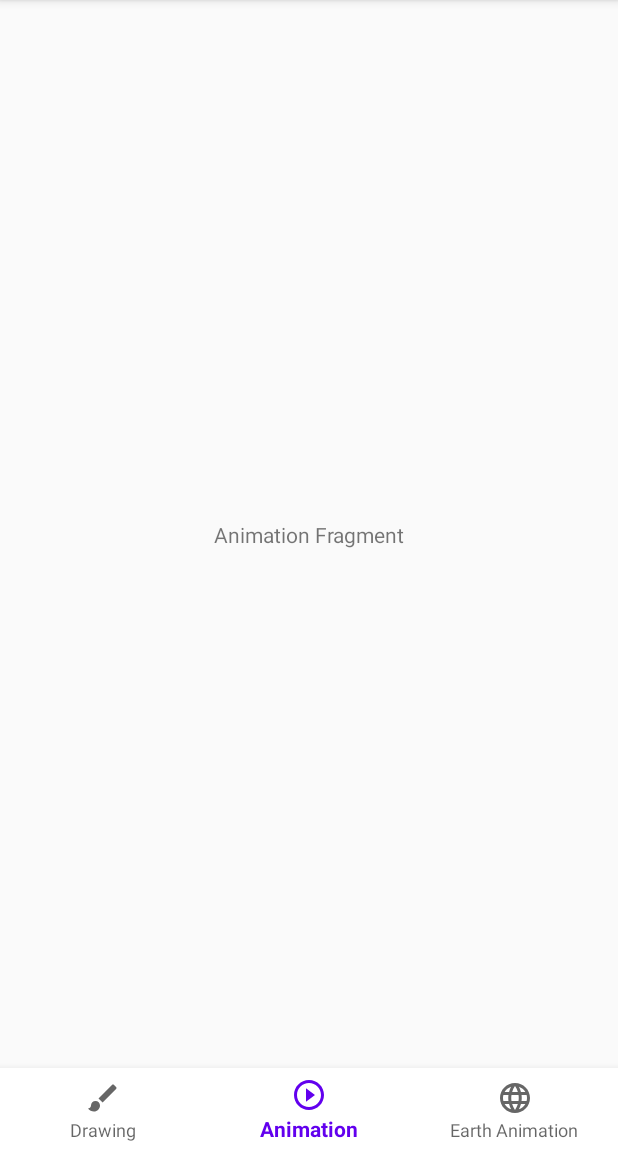
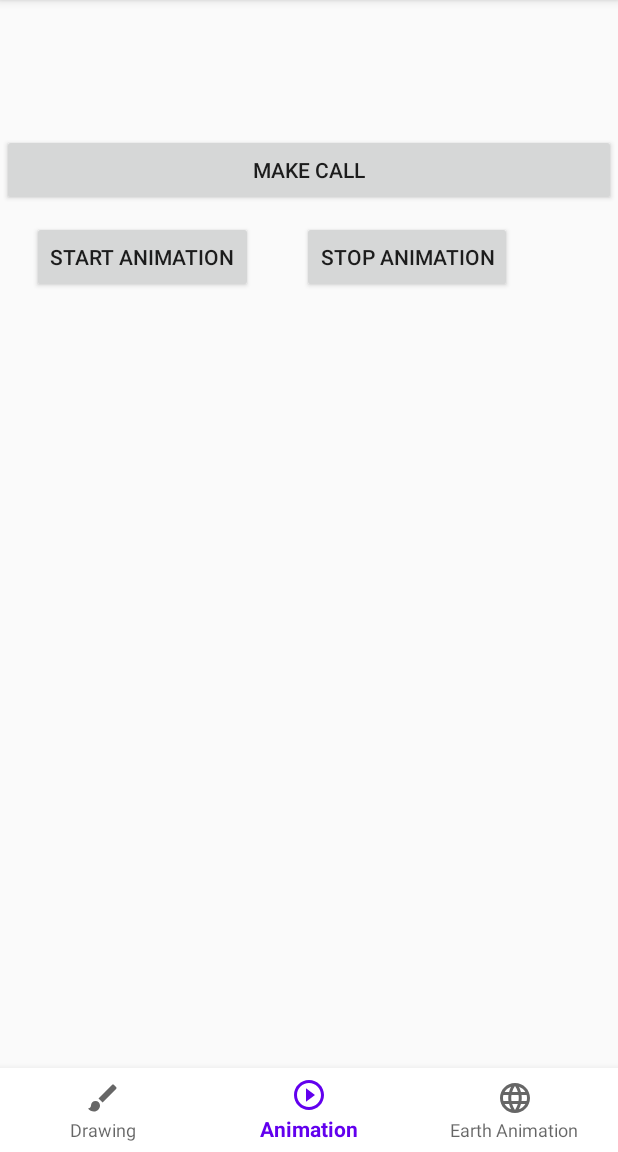
Before and after one commit to DhruvBandaria/DhruvLab3, an Android app: the BandariaFragment screen opened through its navigation route, on a phone screen of 412 x 824 dp, the part 84-1236 px from its top. Run offline under Robolectric (Android 15) with nearby library versions, the phone set to English and light mode, and no system bars; our stand-ins replace navigation-ui.

Commit message:
Added Framed Animation

```diff
--- a/app/src/main/AndroidManifest.xml
+++ b/app/src/main/AndroidManifest.xml
@@ -2,6 +2,7 @@
 <manifest xmlns:android="http://schemas.android.com/apk/res/android"
     package="dhruv.bandaria.s301102928">
 
+    <uses-permission android:name="android.permission.CALL_PHONE" />
     <application
         android:allowBackup="true"
         android:icon="@mipmap/ic_launcher"
--- a/app/src/main/java/dhruv/bandaria/s301102928/BandariaFragment.java
+++ b/app/src/main/java/dhruv/bandaria/s301102928/BandariaFragment.java
@@ -1,64 +1,90 @@
 package dhruv.bandaria.s301102928;
 
+import android.content.Intent;
+import android.graphics.drawable.AnimationDrawable;
+import android.graphics.drawable.BitmapDrawable;
+import android.net.Uri;
 import android.os.Bundle;
 
 import androidx.fragment.app.Fragment;
 
+import android.provider.ContactsContract;
 import android.view.LayoutInflater;
 import android.view.View;
 import android.view.ViewGroup;
+import android.widget.Button;
+import android.widget.ImageView;
 
-/**
- * A simple {@link Fragment} subclass.
- * Use the {@link BandariaFragment#newInstance} factory method to
- * create an instance of this fragment.
- */
 public class BandariaFragment extends Fragment {
 
-    // TODO: Rename parameter arguments, choose names that match
-    // the fragment initialization parameters, e.g. ARG_ITEM_NUMBER
-    private static final String ARG_PARAM1 = "param1";
-    private static final String ARG_PARAM2 = "param2";
-
-    // TODO: Rename and change types of parameters
-    private String mParam1;
-    private String mParam2;
-
-    public BandariaFragment() {
-        // Required empty public constructor
-    }
-
-    /**
-     * Use this factory method to create a new instance of
-     * this fragment using the provided parameters.
-     *
-     * @param param1 Parameter 1.
-     * @param param2 Parameter 2.
-     * @return A new instance of fragment BandariaFragment.
-     */
-    // TODO: Rename and change types and number of parameters
-    public static BandariaFragment newInstance(String param1, String param2) {
-        BandariaFragment fragment = new BandariaFragment();
-        Bundle args = new Bundle();
-        args.putString(ARG_PARAM1, param1);
-        args.putString(ARG_PARAM2, param2);
-        fragment.setArguments(args);
-        return fragment;
-    }
-
+    Button button,startAnimation,stopAnimation;
+    ImageView iv;
+    AnimationDrawable animationDrawable = null;
     @Override
     public void onCreate(Bundle savedInstanceState) {
         super.onCreate(savedInstanceState);
-        if (getArguments() != null) {
-            mParam1 = getArguments().getString(ARG_PARAM1);
-            mParam2 = getArguments().getString(ARG_PARAM2);
-        }
     }
 
     @Override
     public View onCreateView(LayoutInflater inflater, ViewGroup container,
                              Bundle savedInstanceState) {
-        // Inflate the layout for this fragment
-        return inflater.inflate(R.layout.fragment_bandaria, container, false);
+        View v=inflater.inflate(R.layout.fragment_bandaria, container, false);
+        button=v.findViewById(R.id.open_call);
+        startAnimation=v.findViewById(R.id.startFrameAnimation);
+        stopAnimation=v.findViewById(R.id.stopFrameAnimation);
+
+        button.setOnClickListener(new View.OnClickListener() {
+            @Override
+            public void onClick(View v) {
+                String phone = "+34666777888";
+                Intent intent = new Intent(Intent.ACTION_DIAL, Uri.fromParts("tel", phone, null));
+                startActivity(intent);
+            }
+        });
+
+        startAnimation.setOnClickListener(new View.OnClickListener() {
+            @Override
+            public void onClick(View v) {
+                startAnimation();
+            }
+        });
+
+        stopAnimation.setOnClickListener(new View.OnClickListener() {
+            @Override
+            public void onClick(View v) {
+                stopAnimation();
+            }
+        });
+        iv=v.findViewById(R.id.framedAnimation);
+        return v;
+    }
+
+    private void startAnimation(){
+        BitmapDrawable frame1=(BitmapDrawable) getResources().getDrawable(R.drawable.frame1);
+        BitmapDrawable frame2=(BitmapDrawable) getResources().getDrawable(R.drawable.frame2);
+        BitmapDrawable frame3=(BitmapDrawable) getResources().getDrawable(R.drawable.frame3);
+        BitmapDrawable frame4=(BitmapDrawable) getResources().getDrawable(R.drawable.frame4);
+        BitmapDrawable frame5=(BitmapDrawable) getResources().getDrawable(R.drawable.frame5);
+
+        int reasonableDuration = 250;
+
+        animationDrawable=new AnimationDrawable();
+        animationDrawable.setOneShot(false);
+        animationDrawable.addFrame(frame1,reasonableDuration);
+        animationDrawable.addFrame(frame2,reasonableDuration);
+        animationDrawable.addFrame(frame3,reasonableDuration);
+        animationDrawable.addFrame(frame4,reasonableDuration);
+        animationDrawable.addFrame(frame5,reasonableDuration);
+
+        iv.setBackground(animationDrawable);
+        animationDrawable.setVisible(true,true);
+        animationDrawable.start();
+        iv.setVisibility(View.VISIBLE);
+
+    }
+    private void stopAnimation(){
+        animationDrawable.stop();
+        animationDrawable.setVisible(false,false);
+        iv.setVisibility(View.INVISIBLE);
     }
 }
--- a/app/src/main/res/layout/fragment_bandaria.xml
+++ b/app/src/main/res/layout/fragment_bandaria.xml
@@ -1,18 +1,42 @@
 <?xml version="1.0" encoding="utf-8"?>
-<androidx.constraintlayout.widget.ConstraintLayout xmlns:android="http://schemas.android.com/apk/res/android"
+<RelativeLayout xmlns:android="http://schemas.android.com/apk/res/android"
     xmlns:app="http://schemas.android.com/apk/res-auto"
     xmlns:tools="http://schemas.android.com/tools"
     android:layout_width="match_parent"
     android:layout_height="match_parent"
     tools:context=".BandariaFragment">
 
-    <TextView
-        android:id="@+id/textView2"
+    <Button
+        android:id="@+id/open_call"
+        android:layout_marginTop="70dp"
+        android:layout_width="match_parent"
+        android:layout_height="wrap_content"
+        android:text="@string/open_cam" />
+    <Button
+        android:id="@+id/startFrameAnimation"
         android:layout_width="wrap_content"
         android:layout_height="wrap_content"
-        android:text="Animation Fragment"
-        app:layout_constraintBottom_toBottomOf="parent"
-        app:layout_constraintEnd_toEndOf="parent"
-        app:layout_constraintStart_toStartOf="parent"
-        app:layout_constraintTop_toTopOf="parent" />
-</androidx.constraintlayout.widget.ConstraintLayout>
+        android:layout_below="@+id/open_call"
+        android:layout_marginTop="10dp"
+        android:layout_marginLeft="20dp"
+        android:text="@string/start_animation"
+        />
+    <Button
+        android:id="@+id/stopFrameAnimation"
+        android:layout_width="wrap_content"
+        android:layout_height="wrap_content"
+        android:layout_below="@+id/open_call"
+        android:layout_marginTop="10dp"
+        android:layout_marginLeft="200dp"
+        android:text="@string/stop_animation"
+        />
+    <ImageView
+        android:id="@+id/framedAnimation"
+        android:layout_width="wrap_content"
+        android:layout_height="wrap_content"
+        android:layout_below="@+id/startFrameAnimation"
+        android:layout_marginTop="80dp"
+        android:layout_marginLeft="50dp"
+        />
+
+</RelativeLayout>
--- a/app/src/main/res/values/strings.xml
+++ b/app/src/main/res/values/strings.xml
@@ -11,6 +11,7 @@
     <string name="lname">Bandaria</string>
     <string name="start_animation">Start Animation</string>
     <string name="stop_animation">Stop Animation</string>
+    <string name="open_cam">Make Call</string>
 
     <string-array name="brush_size">
         <item>5mm Brush</item>
```
Also changed, not shown: app/src/main/res/drawable-v24/frame1.jpg (added), app/src/main/res/drawable-v24/frame2.jpg (added), app/src/main/res/drawable-v24/frame3.jpg (added), app/src/main/res/drawable-v24/frame4.jpg (added), app/src/main/res/drawable-v24/frame5.jpg (added).
